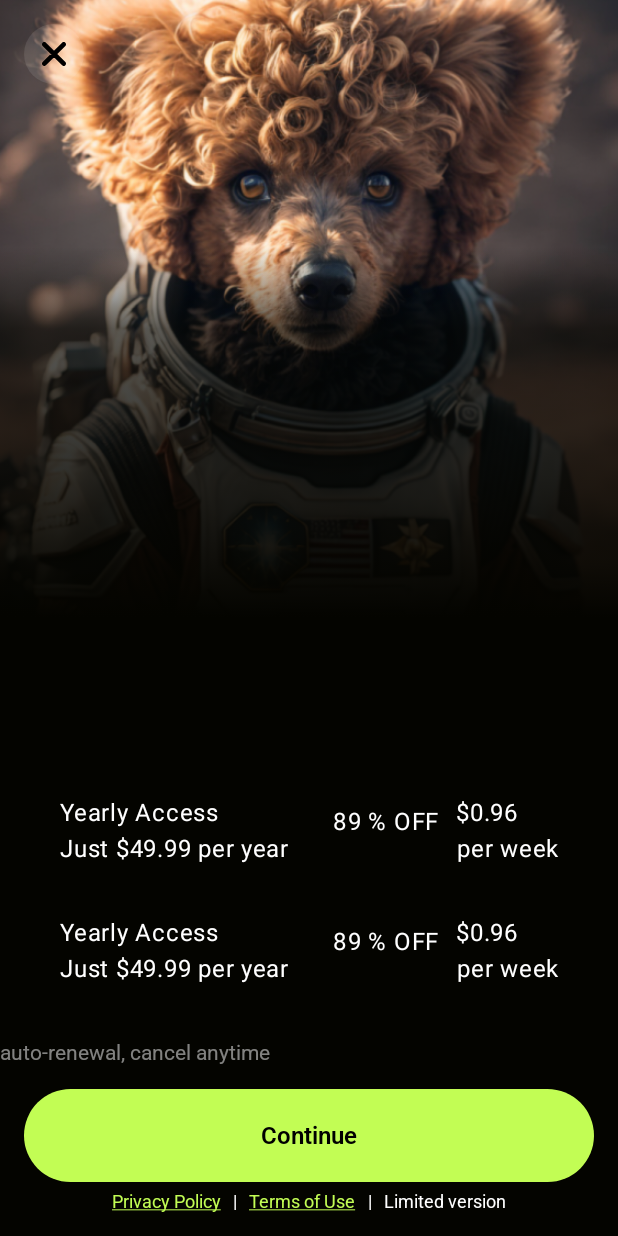
After one commit to muratov-dev/PetAIProject, an Android app built with Jetpack Compose: the OnboardingSubscriptionScreen screen opened through its navigation route, on a phone screen of 412 x 824 dp. The commit adds this screen. Run offline under Robolectric (Android 15) with nearby library versions, the phone set to English and light mode, and no system bars.

Commit message:
Add onboarding and subscription UI screens
Introduced new composable screens for onboarding and subscription flows, including navigation adjustments to set onboarding as the app's start destination. Updated the themes and strings with relevant typography styles and text resources. Added image assets for onboarding backgrounds.

```diff
--- a/app/src/main/java/dev/ymuratov/petai/app/PetAIApp.kt
+++ b/app/src/main/java/dev/ymuratov/petai/app/PetAIApp.kt
@@ -3,9 +3,9 @@ package dev.ymuratov.petai.app
 import androidx.compose.runtime.Composable
 import androidx.navigation.NavHostController
 import dev.ymuratov.petai.core.ui.navigation.PetAINavHost
-import dev.ymuratov.petai.feature.root.ui.screen.RootScreen
+import dev.ymuratov.petai.feature.onboarding.ui.screen.OnboardingScreen
 
 @Composable
 fun PetAIApp(navController: NavHostController) {
-    PetAINavHost(navController = navController, startDestination = RootScreen)
+    PetAINavHost(navController = navController, startDestination = OnboardingScreen)
 }
--- a/app/src/main/java/dev/ymuratov/petai/core/ui/navigation/PetAINavHost.kt
+++ b/app/src/main/java/dev/ymuratov/petai/core/ui/navigation/PetAINavHost.kt
@@ -9,6 +9,10 @@ import dev.ymuratov.petai.feature.discover.domain.model.DiscoverNavType
 import dev.ymuratov.petai.feature.discover.domain.model.SongModel
 import dev.ymuratov.petai.feature.discover.ui.screen.SongInfoContainer
 import dev.ymuratov.petai.feature.discover.ui.screen.SongInfoScreen
+import dev.ymuratov.petai.feature.onboarding.ui.screen.OnboardingContainer
+import dev.ymuratov.petai.feature.onboarding.ui.screen.OnboardingScreen
+import dev.ymuratov.petai.feature.onboarding.ui.screen.OnboardingSubscriptionContainer
+import dev.ymuratov.petai.feature.onboarding.ui.screen.OnboardingSubscriptionScreen
 import dev.ymuratov.petai.feature.profile.ui.screen.MyWorksContainer
 import dev.ymuratov.petai.feature.profile.ui.screen.MyWorksScreen
 import dev.ymuratov.petai.feature.root.ui.screen.RootContainer
@@ -18,6 +22,14 @@ import kotlin.reflect.typeOf
 @Composable
 fun PetAINavHost(startDestination: Any, navController: NavHostController, modifier: Modifier = Modifier) {
     NavHost(navController = navController, startDestination = startDestination, modifier = modifier) {
+        composable<OnboardingScreen> {
+            OnboardingContainer(modifier = Modifier.commonModifier(), navigateToSubsOnboarding = {
+                navController.navigate(OnboardingSubscriptionScreen)
+            })
+        }
+        composable<OnboardingSubscriptionScreen> {
+            OnboardingSubscriptionContainer(modifier = Modifier.commonModifier())
+        }
         composable<RootScreen> {
             RootContainer(modifier = Modifier.commonModifier(), parentNavController = navController)
         }
--- /dev/null
+++ b/app/src/main/java/dev/ymuratov/petai/feature/onboarding/ui/screen/OnboardingSubscriptionScreen.kt
@@ -0,0 +1,136 @@
+package dev.ymuratov.petai.feature.onboarding.ui.screen
+
+import androidx.compose.foundation.Image
+import androidx.compose.foundation.layout.*
+import androidx.compose.material3.LocalContentColor
+import androidx.compose.material3.LocalTextStyle
+import androidx.compose.material3.Text
+import androidx.compose.runtime.*
+import androidx.compose.ui.Alignment
+import androidx.compose.ui.Modifier
+import androidx.compose.ui.draw.drawWithCache
+import androidx.compose.ui.geometry.Offset
+import androidx.compose.ui.graphics.Brush
+import androidx.compose.ui.graphics.Color
+import androidx.compose.ui.layout.ContentScale
+import androidx.compose.ui.res.painterResource
+import androidx.compose.ui.res.stringResource
+import androidx.compose.ui.text.AnnotatedString
+import androidx.compose.ui.text.fromHtml
+import androidx.compose.ui.text.style.TextAlign
+import androidx.compose.ui.unit.dp
+import dev.ymuratov.petai.R
+import dev.ymuratov.petai.core.ui.component.button.filled.PetAIPrimaryButton
+import dev.ymuratov.petai.core.ui.component.button.icon.PetAIIconButton
+import dev.ymuratov.petai.core.ui.component.button.icon.PetAIIconButtonDefaults
+import dev.ymuratov.petai.core.ui.theme.PetAITheme
+import kotlinx.serialization.Serializable
+
+@Serializable
+object OnboardingSubscriptionScreen
+
+@Composable
+fun OnboardingSubscriptionContainer(modifier: Modifier = Modifier) {
+    OnboardingSubscriptionContent(modifier = modifier)
+}
+
+@Composable
+private fun OnboardingSubscriptionContent(modifier: Modifier = Modifier) {
+
+    var selectedSubscriptionId by remember { mutableIntStateOf(0) }
+
+    Box(modifier = modifier.navigationBarsPadding()) {
+        Box(modifier = Modifier.fillMaxWidth().fillMaxHeight(0.5f)) {
+            Image(
+                painter = painterResource(R.drawable.im_onboarding_subscription_bg),
+                contentScale = ContentScale.Crop,
+                contentDescription = null,
+                modifier = Modifier.matchParentSize()
+            )
+            Box(modifier = Modifier.fillMaxWidth().fillMaxHeight(0.6f).align(Alignment.BottomCenter).drawWithCache {
+                val gradient = Brush.linearGradient(
+                    colorStops = arrayOf(
+                        0.0f to Color.Transparent, 0.22f to Color(0xA6040400), 1.0f to Color(0xFF040400)
+                    ), start = Offset(0f, 0f), end = Offset(0f, size.height)
+                )
+                onDrawBehind {
+                    drawRect(brush = gradient)
+                }
+            })
+        }
+        Column(modifier = Modifier.fillMaxSize(), verticalArrangement = Arrangement.Bottom) {
+            CompositionLocalProvider(LocalContentColor provides PetAITheme.colors.textPrimary){
+                Row(
+                    modifier = Modifier.padding(horizontal = 16.dp).fillMaxWidth()
+                        .padding(horizontal = 24.dp, vertical = 12.dp)
+                ) {
+                    Column(modifier = Modifier.weight(1f)) {
+                        Text(text = "Yearly Access")
+                        Text(text = "Just $49.99 per year")
+                    }
+                    Text(text = "89 % OFF", modifier = Modifier.padding(horizontal = 10.dp, vertical = 6.dp))
+                    Column() {
+                        Text(text = "$0.96", textAlign = TextAlign.End)
+                        Text(text = "per week", textAlign = TextAlign.End)
+                    }
+                }
+                Spacer(Modifier.size(8.dp))
+                Row(
+                    modifier = Modifier.padding(horizontal = 16.dp).fillMaxWidth()
+                        .padding(horizontal = 24.dp, vertical = 12.dp)
+                ) {
+                    Column(modifier = Modifier.weight(1f)) {
+                        Text(text = "Yearly Access")
+                        Text(text = "Just $49.99 per year")
+                    }
+                    Text(text = "89 % OFF", modifier = Modifier.padding(horizontal = 10.dp, vertical = 6.dp))
+                    Column() {
+                        Text(text = "$0.96", textAlign = TextAlign.End)
+                        Text(text = "per week", textAlign = TextAlign.End)
+                    }
+                }
+            }
+            Spacer(Modifier.size(24.dp))
+            Text(
+                text = "auto-renewal, cancel anytime",
+                color = PetAITheme.colors.textPrimary.copy(alpha = 0.5f),
+                style = PetAITheme.typography.buttonTextRegular
+            )
+            Spacer(Modifier.size(16.dp))
+            PetAIPrimaryButton(
+                centerContent = stringResource(R.string.common_continue),
+                onClick = { },
+                modifier = Modifier.padding(horizontal = 16.dp).fillMaxWidth()
+            )
+            Spacer(Modifier.size(6.dp))
+            Row(
+                modifier = Modifier.fillMaxWidth(),
+                horizontalArrangement = Arrangement.spacedBy(8.dp, alignment = Alignment.CenterHorizontally),
+                verticalAlignment = Alignment.CenterVertically
+            ) {
+                CompositionLocalProvider(
+                    LocalContentColor provides PetAITheme.colors.buttonTextSecondary,
+                    LocalTextStyle provides PetAITheme.typography.labelRegular
+                ) {
+                    val policyText =
+                        AnnotatedString.fromHtml(htmlString = stringResource(R.string.common_privacy_policy))
+                    val termsText = AnnotatedString.fromHtml(htmlString = stringResource(R.string.common_terms_of_use))
+                    Text(text = policyText)
+                    Text(text = "|")
+                    Text(text = termsText)
+                    Text(text = "|")
+                    Text(text = stringResource(R.string.common_limiter_version))
+                }
+            }
+            Spacer(Modifier.size(16.dp))
+        }
+        PetAIIconButton(
+            icon = R.drawable.ic_close,
+            modifier = Modifier.statusBarsPadding().padding(16.dp).size(40.dp).align(Alignment.TopStart),
+            colors = PetAIIconButtonDefaults.colors(
+                containerColor = PetAITheme.colors.buttonSecondaryDefault,
+                contentColor = PetAITheme.colors.buttonTextPrimary
+            )
+        )
+    }
+}
--- a/app/src/main/res/values/strings.xml
+++ b/app/src/main/res/values/strings.xml
@@ -3,6 +3,18 @@
 
     <!--  Common  -->
     <string name="common_see_all">See All</string>
+    <string name="common_continue">Continue</string>
+    <string name="common_privacy_policy"><![CDATA[<a href="http://yeahapps.me/privacy">Privacy Policy</a>]]></string>
+    <string name="common_terms_of_use"><![CDATA[<a href="http://yeahapps.me/terms">Terms of Use</a>]]></string>
+    <string name="common_limiter_version">Limited version</string>
+
+    <!--  Onboarding  -->
+    <string name="onboarding_title_1">Make Your Pet Talk!</string>
+    <string name="onboarding_description_1">Upload a photo and let your pet or character lip-sync for fun!</string>
+    <string name="onboarding_title_2">AI-Powered Lip Sync</string>
+    <string name="onboarding_description_2">Smartly sync lips with audio for natural and engaging animations</string>
+    <string name="onboarding_title_3">Share and Spread the Fun!</string>
+    <string name="onboarding_description_3">Unlock all features just $19.99 per week, cancel anytime.</string>
 
     <!--  Discover  -->
     <string name="discover_label">Discover</string>
```
Also changed, not shown: app/src/main/java/dev/ymuratov/petai/core/ui/theme/Typography.kt (+12 -0 lines), app/src/main/java/dev/ymuratov/petai/feature/onboarding/ui/screen/OnboardingScreen.kt (added, +116 -0 lines), app/src/main/res/drawable-mdpi/im_onboarding_bg.webp (added), app/src/main/res/drawable-mdpi/im_onboarding_subscription_bg.webp (added), app/src/main/res/drawable-xhdpi/im_onboarding_bg.webp (added), app/src/main/res/drawable-xhdpi/im_onboarding_subscription_bg.webp (added), app/src/main/res/drawable-xxhdpi/im_onboarding_subscription_bg.webp (added), 3 other files.
